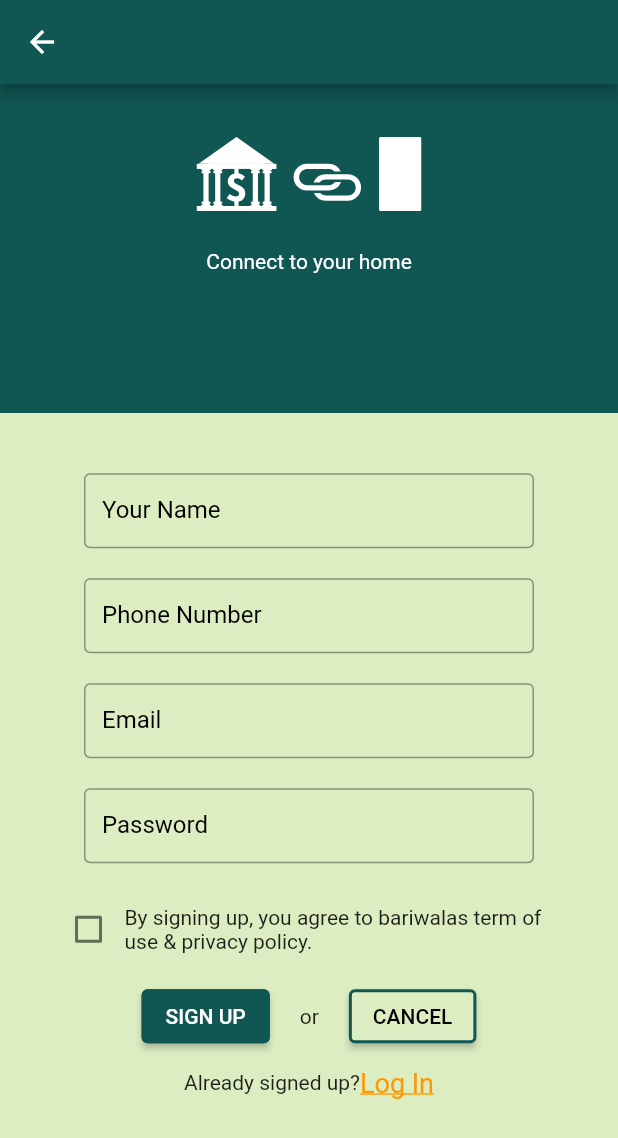
After one commit to shakhawat-khan/bariwala_project, a Flutter app: the screen it shows after launch, after a tap on "Sign Up", on a phone screen of 412 x 824 dp. The commit adds this screen. Shown: the top 1138 px of the screen. Run offline on Flutter 3.47's test engine with Material 2 defaults, Android fonts, the phone set to English and light mode, and no system bars; our stand-ins replace flutter_svg.

Commit message:
add_signup_page

```diff
--- /dev/null
+++ b/lib/const.dart
@@ -0,0 +1,46 @@
+import 'package:flutter/material.dart';
+
+const kupperColor =  Color(0xff105652);
+const klowerColor =  Color(0xffDCEDC1);
+
+
+
+class SignupTextfield extends StatelessWidget {
+
+  final TextEditingController  controller;
+  final String  hint;
+  final String label;
+  final TextInputType text1;
+
+  SignupTextfield({required this.controller,required this.hint,required this.label,required this.text1});
+
+
+
+
+  @override
+  Widget build(BuildContext context) {
+
+    return Container(
+      child: TextField(
+        controller: controller,
+        keyboardType: text1,
+        textInputAction: TextInputAction.done,
+
+        decoration: InputDecoration(
+            hintText: hint ,
+            border: OutlineInputBorder(),
+            labelText: label,
+            labelStyle: const TextStyle(
+                color: Colors.black
+            ),
+            focusedBorder: const OutlineInputBorder(
+                borderSide: BorderSide(color: Colors.black)
+            )
+        ),
+
+
+      ),
+      height: 50, width:300 ,
+    );
+  }
+}
--- a/lib/main.dart
+++ b/lib/main.dart
@@ -1,6 +1,8 @@
 import 'package:flutter/cupertino.dart';
 import 'package:flutter/material.dart';
 import 'package:flutter_svg/flutter_svg.dart';
+import 'sing_up.dart';
+import 'const.dart';
 
 
 
@@ -18,10 +20,6 @@ class MyApp extends StatelessWidget {
 
   //int _controller;
 
-
-  static const color1 =  Color(0xff105652);
-  static const color2 =  Color(0xffDCEDC1);
-
   @override
   Widget build(BuildContext context) {
 
@@ -34,7 +32,7 @@ class MyApp extends StatelessWidget {
                 width: 400,
                 height: 400,
                 decoration: const BoxDecoration(
-                  color: color1,
+                  color: kupperColor,
                 ),
                 child: Column(
                   mainAxisAlignment: MainAxisAlignment.start,
@@ -46,7 +44,7 @@ class MyApp extends StatelessWidget {
                     Text('Bariwala',style: TextStyle(
                       fontWeight: FontWeight.w800,
                       fontFamily: 'BauhausBold',
-                      color: color2,
+                      color: klowerColor,
                       fontSize: 40
                     ),
                     ),
@@ -57,7 +55,7 @@ class MyApp extends StatelessWidget {
                       height: 300,
                       width: 200,
                       child: SvgPicture.asset('assets/svg/new.svg',
-                        color: color2,
+                        color: klowerColor,
                       ),
                     ),
 
@@ -68,7 +66,7 @@ class MyApp extends StatelessWidget {
                 width: 400,
                 height: 380,
                 decoration: const BoxDecoration(
-                  color: color2,
+                  color: klowerColor,
                 ),
 
                 child:Column(
@@ -90,8 +88,8 @@ class MyApp extends StatelessWidget {
                       width: 120,
                       child: Material(
                         borderRadius: BorderRadius.circular(20.0),
-                        shadowColor: color1,
-                        color: color1,
+                        shadowColor: kupperColor,
+                        color: kupperColor,
                         elevation: 5.0,
                         child: GestureDetector(
                           onTap: (){
@@ -136,9 +134,12 @@ class MyApp extends StatelessWidget {
                         ),
                         ),
                         InkWell(
-                          onTap: (){},
+                          onTap: (){
 
-                          child: const Text("Sign in",
+                            Navigator.push(context, MaterialPageRoute(builder: (context)=>SingUp()));
+                          },
+
+                          child: const Text("Sign Up",
                             style: TextStyle(
                                 color: Colors.orange,
                                 fontSize: 18,
--- /dev/null
+++ b/lib/sing_up.dart
@@ -0,0 +1,192 @@
+import 'package:flutter/cupertino.dart';
+import 'package:flutter/material.dart';
+import 'const.dart';
+import 'package:flutter_svg/flutter_svg.dart';
+
+
+class SingUp extends StatefulWidget {
+
+  @override
+  State<SingUp> createState() => _SingUpState();
+}
+
+class _SingUpState extends State<SingUp> {
+
+  var _textControllerName;
+  var _textControllerPnumber;
+  var _textControllerEmail;
+  var _textControllerPass;
+  bool checkBoxValue = false;
+
+
+
+  @override
+  void initState() {
+    // TODO: implement initState
+    _textControllerName = TextEditingController();
+    _textControllerPnumber = TextEditingController();
+    _textControllerEmail = TextEditingController();
+    _textControllerPass = TextEditingController();
+    super.initState();
+  }
+
+
+
+
+  @override
+  Widget build(BuildContext context) {
+    return Scaffold(
+      appBar: AppBar(
+        backgroundColor: kupperColor,
+      ),
+
+
+      body: Column(
+        crossAxisAlignment: CrossAxisAlignment.stretch,
+        children: <Widget>[
+          Expanded(
+              child: Column(
+                crossAxisAlignment: CrossAxisAlignment.stretch,
+                children: <Widget>[
+                  Expanded(
+                      flex: 2,
+                      child:Container(
+                        child: SingleChildScrollView(
+
+                          child: Column(
+                            mainAxisAlignment: MainAxisAlignment.start,
+
+                            children: <Widget>[
+                              SizedBox(height: 10,),
+                              Container(
+                                height: 100,
+                                width: 150,
+                                child: SvgPicture.asset('assets/svg/signup_logo.svg',
+                                  color: Colors.white,
+                                ),
+                              ),
+                              Text('Connect to your home',style: TextStyle(color: Colors.white),)
+                            ],
+                          ),
+                        ),
+                        color: kupperColor,
+                      )
+                  ),
+                  Expanded(
+                      flex: 5,
+                      child:Container(
+                        child:SingleChildScrollView(
+
+                          child: Column(
+                            children:<Widget> [
+                              SizedBox(height: 40,),
+                              SignupTextfield(controller: _textControllerName, label: 'Your Name',hint: 'ABC',text1: TextInputType.text,),
+                              SizedBox(height: 20,),
+                              SignupTextfield(controller: _textControllerPnumber, label: 'Phone Number',hint: '01*********',text1: TextInputType.number,),
+                              SizedBox(height: 20,),
+                              SignupTextfield(controller: _textControllerEmail, label: 'Email',hint: 'abc@abc.com',text1: TextInputType.emailAddress,),
+                              SizedBox(height: 20,),
+                              SignupTextfield(controller: _textControllerPass, label: 'Password',hint: '********',text1: TextInputType.visiblePassword,),
+                              SizedBox(height: 20,),
+                              Row(
+                                children: <Widget>[
+
+                                  //SizedBox(width: 35,),
+
+                                  Padding(
+                                    padding: const EdgeInsets.only(left: 35),
+                                    child: Checkbox(value: checkBoxValue,
+                                        onChanged: (checkBoxValue)
+                                        {
+                                          setState(() {
+                                            this.checkBoxValue  = checkBoxValue!;
+                                          });
+                                        }
+                                    ),
+                                  ),
+                                  const Flexible(child:
+                                  Padding(
+                                    padding: EdgeInsets.only(right: 35),
+                                    child: Text('''By signing up, you agree to bariwala\s term of use & privacy policy.'''),
+                                  )
+                                  ),
+                                ],
+                              ),
+
+                              SizedBox(height: 10,),
+
+                              Row(
+                                mainAxisAlignment: MainAxisAlignment.center,
+                                children: <Widget>[
+
+                                  ElevatedButton(onPressed: (){},
+                                    child: Text('SIGN UP'),
+                                    style: ElevatedButton.styleFrom(
+                                      primary: kupperColor,
+                                      side: BorderSide(
+                                        width:5.0,
+                                        color: kupperColor,
+                                      )
+                                    )
+                                  ),
+                                  SizedBox(width: 20,),
+                                  Text('or'),
+                                  SizedBox(width: 20,),
+                                  ElevatedButton(onPressed: (){},
+                                      child: Text('CANCEL',style: TextStyle(
+                                        color: Colors.black
+                                      ),),
+                                      style: ElevatedButton.styleFrom(
+
+                                          primary: klowerColor,
+                                          side: BorderSide(
+                                            width:2.0,
+                                            color: kupperColor,
+                                          )
+                                      ),
+                                  ),
+
+
+
+                                ],
+                              ),
+
+                              SizedBox(height: 10,),
+
+
+                              Row(
+                                mainAxisAlignment: MainAxisAlignment.center,
+                                children: <Widget>[
+                                  Text('Already signed up?'),
+                                  InkWell(
+                                    onTap: (){
+                                      Navigator.pop(context);
+                                    },
+
+                                    child: const Text("Log In",
+                                      style: TextStyle(
+                                        decoration: TextDecoration.underline,
+                                        color: Colors.orange,
+                                        fontSize: 18,
+                                      ),
+                                    ),
+
+                                  ),
+                                ],
+                              )
+
+                            ],
+                          ),
+                        ),
+                        color: klowerColor,
+                      )
+                  )
+                ],
+              )
+          ),
+        ],
+      ),
+    )
+    ;
+  }
+}
--- a/pubspec.yaml
+++ b/pubspec.yaml
@@ -62,8 +62,8 @@ flutter:
 
   # To add assets to your application, add an assets section, like this:
   assets:
-    - assets/svg/Asset 8.svg
     - assets/svg/new.svg
+    - assets/svg/signup_logo.svg
 
   # An image asset can refer to one or more resolution-specific "variants", see
   # https://flutter.dev/assets-and-images/#resolution-aware.
```
Also changed, not shown: assets/svg/Asset 8.svg (deleted), assets/svg/signup_logo.svg (added).
